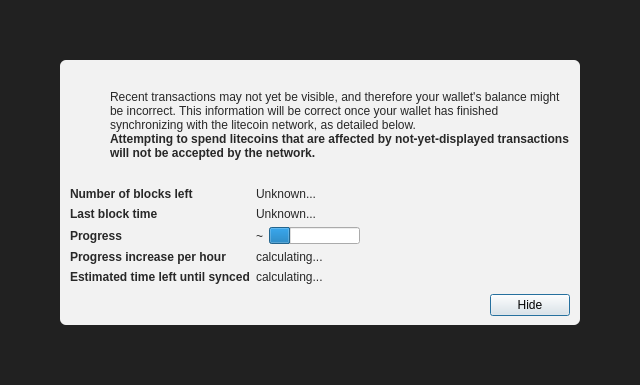
First picture: the form in src/qt/forms/modaloverlay.ui, repository BurritoCoinDev/BurritoCoin, before the edit.
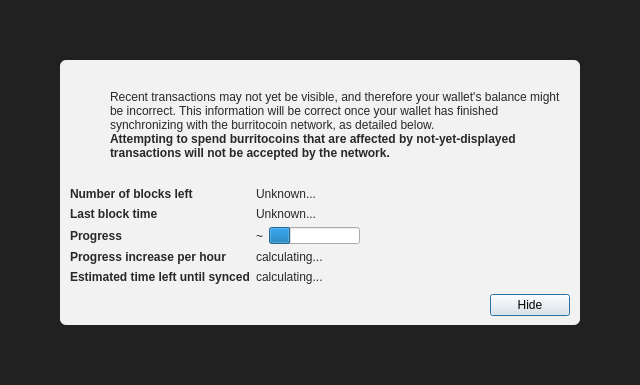
Second picture: the form after the edit. Icons and pictures are not drawn.

Commit message:
Rebrand codebase from Litecoin/Bitcoin to BurritoCoin (ticker: BRTO)
- Replace all Litecoin/Bitcoin coin name references with BurritoCoin
- Replace LTC/BTC ticker symbols with BRTO
- Update bech32/MWEB human-readable parts (ltc→brto, tltc→tbrto, rltc→rbrto, ltcmweb→brtomweb)
- Update unit names (lites→burritos, photons→morsels, liteoshi→burrioshi)
- Update client name to BurritoCoinCore
- Comment out Litecoin DNS seeds with BRTO-TODO placeholder
- Add rebrand.py script used to perform the changes

https://claude.ai/code/session_012mruV6G6eFqYamntr9mq78

Diff of the .ui file:
```diff
--- a/src/qt/forms/modaloverlay.ui
+++ b/src/qt/forms/modaloverlay.ui
@@ -130,7 +130,7 @@
              <item>
               <widget class="QLabel" name="infoText">
                <property name="text">
-                <string>Recent transactions may not yet be visible, and therefore your wallet's balance might be incorrect. This information will be correct once your wallet has finished synchronizing with the litecoin network, as detailed below.</string>
+                <string>Recent transactions may not yet be visible, and therefore your wallet's balance might be incorrect. This information will be correct once your wallet has finished synchronizing with the burritocoin network, as detailed below.</string>
                </property>
                <property name="textFormat">
                 <enum>Qt::RichText</enum>
@@ -149,7 +149,7 @@
                 </font>
                </property>
                <property name="text">
-                <string>Attempting to spend litecoins that are affected by not-yet-displayed transactions will not be accepted by the network.</string>
+                <string>Attempting to spend burritocoins that are affected by not-yet-displayed transactions will not be accepted by the network.</string>
                </property>
                <property name="textFormat">
                 <enum>Qt::RichText</enum>
```
The commit also changes 1441 other files.
